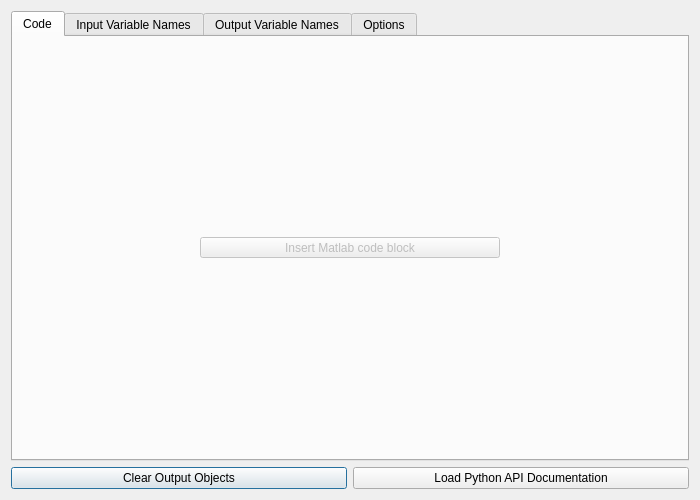
This is src/Interface/Modules/Python/InterfaceWithPython.ui in SCIInstitute/SCIRun as Qt 5 draws it before an edit. The edited form follows.
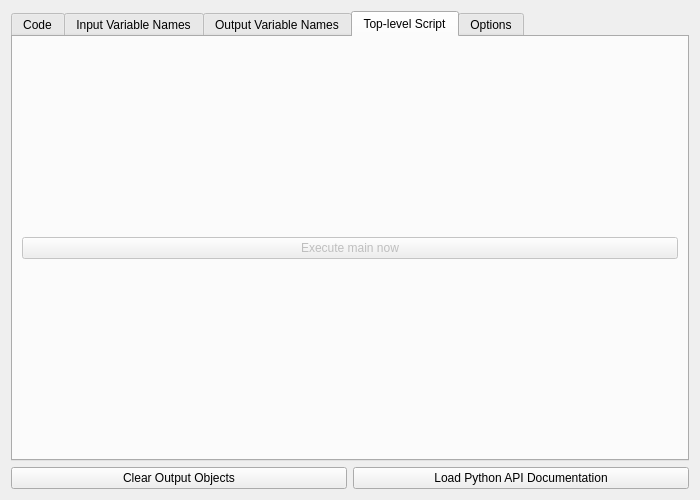
This is the edited form. The open tabs and pages were chosen to show the change.

Patch:
```diff
--- a/src/Interface/Modules/Python/InterfaceWithPython.ui
+++ b/src/Interface/Modules/Python/InterfaceWithPython.ui
@@ -235,6 +235,23 @@
        </item>
       </layout>
      </widget>
+     <widget class="QWidget" name="tab_5">
+      <attribute name="title">
+       <string>Top-level Script</string>
+      </attribute>
+      <layout class="QVBoxLayout" name="verticalLayout_2">
+       <item>
+        <widget class="QPushButton" name="pushButton">
+         <property name="enabled">
+          <bool>false</bool>
+         </property>
+         <property name="text">
+          <string>Execute main now</string>
+         </property>
+        </widget>
+       </item>
+      </layout>
+     </widget>
      <widget class="QWidget" name="tab_4">
       <attribute name="title">
        <string>Options</string>
```
